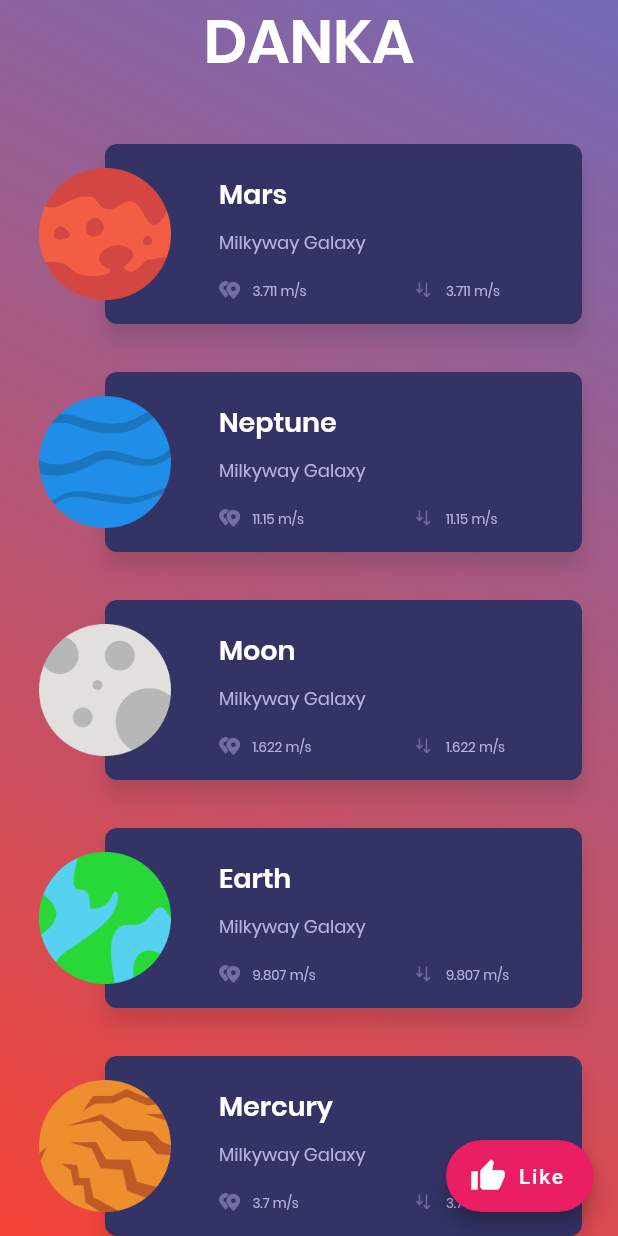
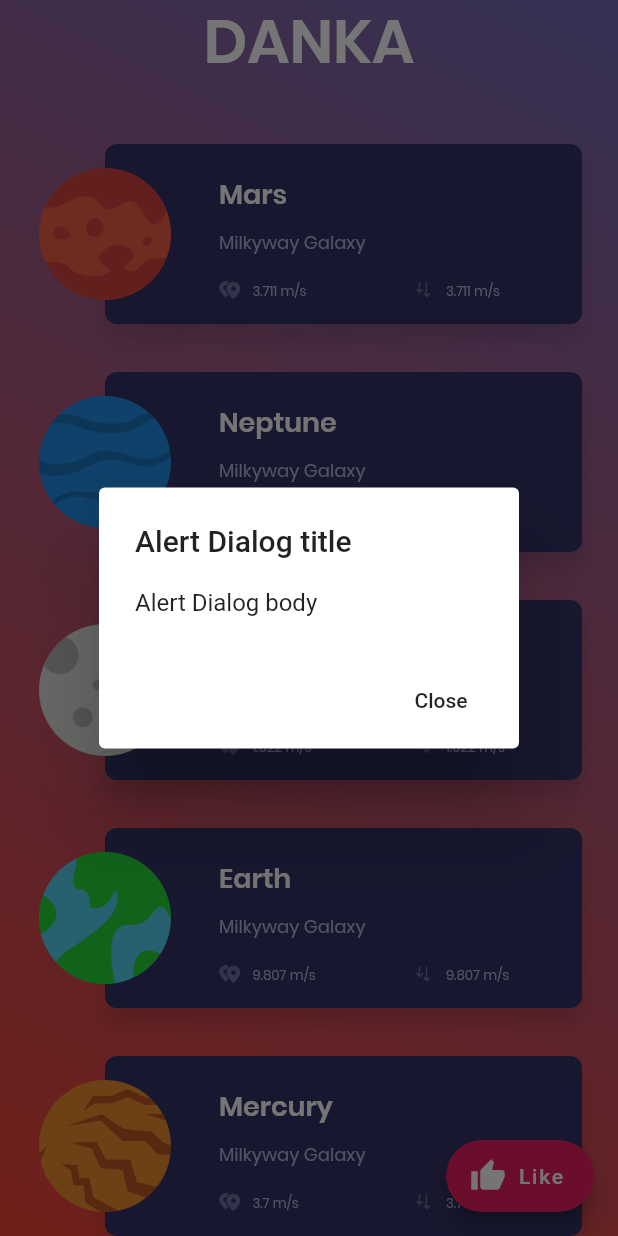
Before and after one commit to Dev-Beom/DJ, a Flutter app: the screen it shows after launch, after a tap on "Like", on a phone screen of 412 x 824 dp. Run offline on Flutter 3.47's test engine with Material 2 defaults, Android fonts, the phone set to English and light mode, and no system bars.

Commit message:
Add Dialog
Add Dialog

```diff
--- a/dj_app/lib/src/HomePage.dart
+++ b/dj_app/lib/src/HomePage.dart
@@ -7,6 +7,27 @@ class HomePage extends StatefulWidget {
 }
 
 class _HomePageState extends State<HomePage> {
+  void _showDialog() {
+    showDialog(
+      context: context,
+      builder: (BuildContext context) {
+        // return object of type Dialog
+        return AlertDialog(
+          title: Text("Alert Dialog title"),
+          content: Text("Alert Dialog body"),
+          actions: <Widget>[
+            FlatButton(
+              child: Text("Close"),
+              onPressed: () {
+                Navigator.pop(context);
+              },
+            ),
+          ],
+        );
+      },
+    );
+  }
+
   @override
   Widget build(BuildContext context) {
     return Scaffold(
@@ -28,8 +49,11 @@ class _HomePageState extends State<HomePage> {
           HomePageBody(),
         ],
       ),
+
       floatingActionButton: FloatingActionButton.extended(
-        onPressed: () {},
+        onPressed: () {
+          _showDialog();
+        },
         label: Text('Like'),
         icon: Icon(Icons.thumb_up),
         backgroundColor: Colors.pink,
```
